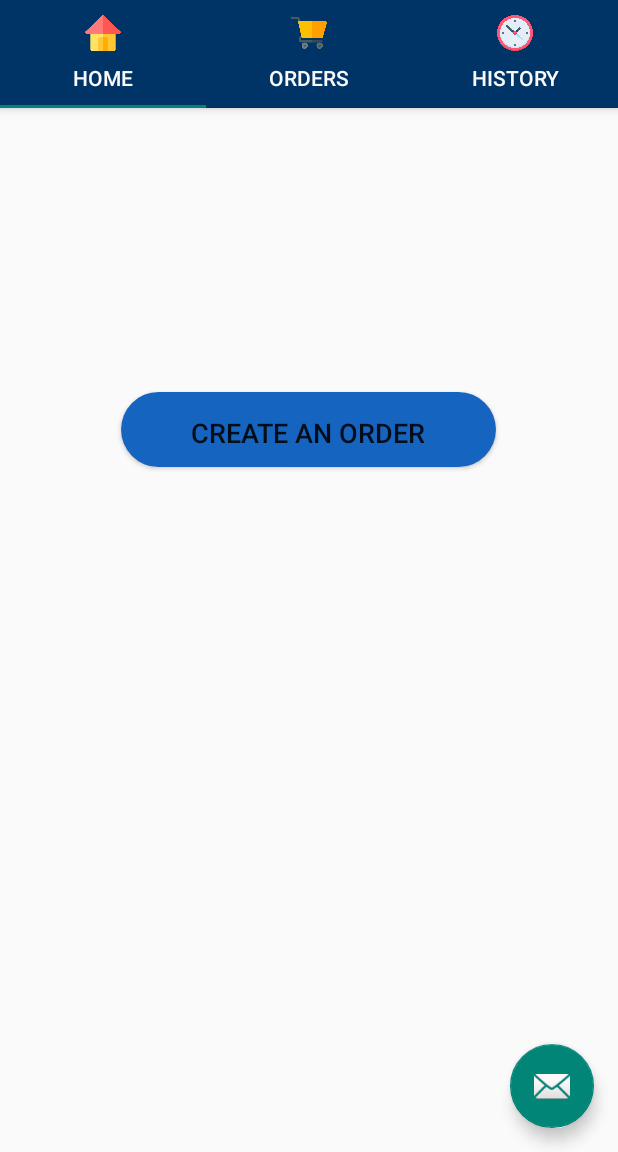
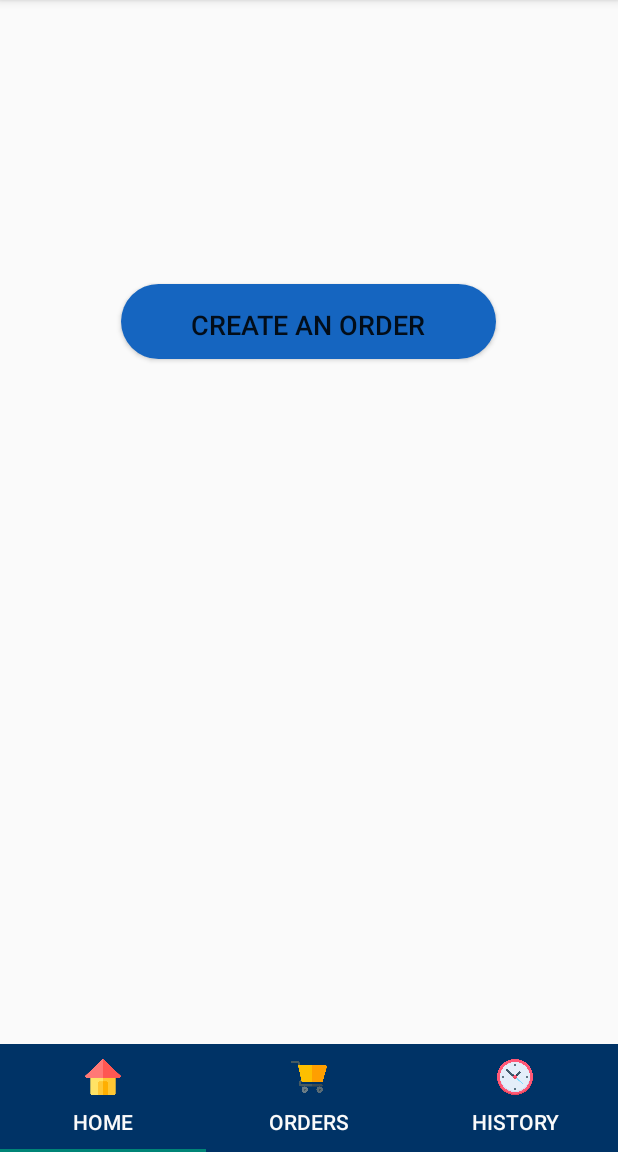
Before and after one commit to faisal2754/Vaiter, an Android app: the CustomerMainActivity screen opened directly, with no data from a screen before it, on a phone screen of 412 x 824 dp, the part 84-1236 px from its top. Run offline under Robolectric (Android 15) with nearby library versions, the light colour scheme and no system bars.

Commit message:
Moved tab position to bottom.

```diff
--- a/app/src/main/res/layout/activity_customer_main.xml
+++ b/app/src/main/res/layout/activity_customer_main.xml
@@ -35,22 +35,25 @@
 
 
 
-        <com.google.android.material.tabs.TabLayout
 
-            android:id="@+id/tabs"
-            android:layout_width="match_parent"
-            android:layout_height="wrap_content"
-            android:textAllCaps="false"
-            app:tabTextColor="@color/white"
-            android:background="#003366" />
 
     </com.google.android.material.appbar.AppBarLayout>
 
+    <com.google.android.material.tabs.TabLayout
+
+        android:id="@+id/tabs"
+        android:layout_width="match_parent"
+        android:layout_height="wrap_content"
+        android:textAllCaps="false"
+        android:layout_gravity="bottom"
+        app:tabTextColor="@color/white"
+        android:background="#003366" />
 
 
     <com.google.android.material.floatingactionbutton.FloatingActionButton
         android:id="@+id/fab"
         android:layout_width="wrap_content"
+        android:visibility="gone"
         android:layout_height="wrap_content"
         android:layout_gravity="bottom|end"
         android:layout_margin="@dimen/fab_margin"
```
